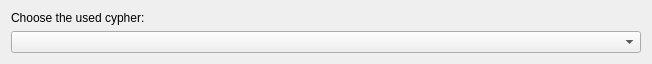
The window that kded/ui/cryfscypherchooserwidget.ui (KDE/plasma-vault) describes before a commit, drawn with Qt 5.
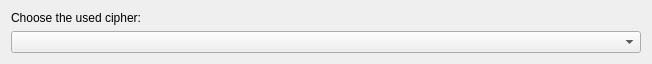
The same window after the commit.

Commit message:
fix typos in UI strings
Reviewers: ivan, davidedmundson

Reviewed By: ivan, davidedmundson

Subscribers: plasma-devel

Tags: #plasma

```diff
--- a/kded/ui/cryfscypherchooserwidget.ui
+++ b/kded/ui/cryfscypherchooserwidget.ui
@@ -14,7 +14,7 @@
    <item>
     <widget class="QLabel" name="labelCypher">
      <property name="text">
-      <string>Choose the used cypher:</string>
+      <string>Choose the used cipher:</string>
      </property>
     </widget>
    </item>
```
The commit also changes 1 other file.
